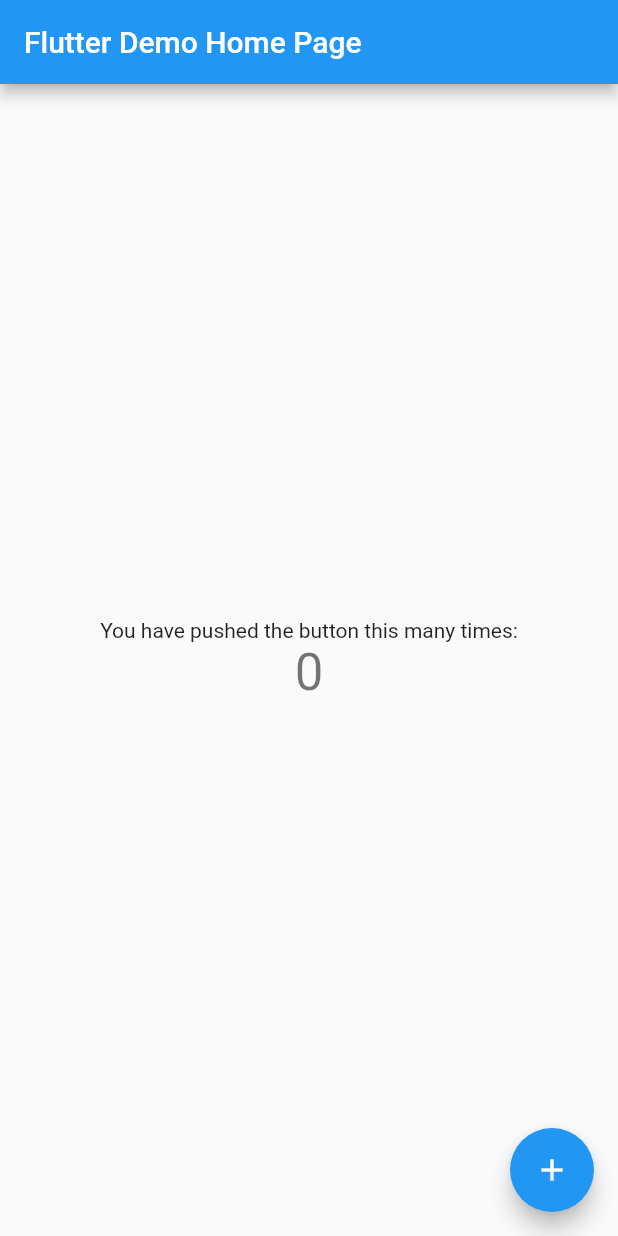
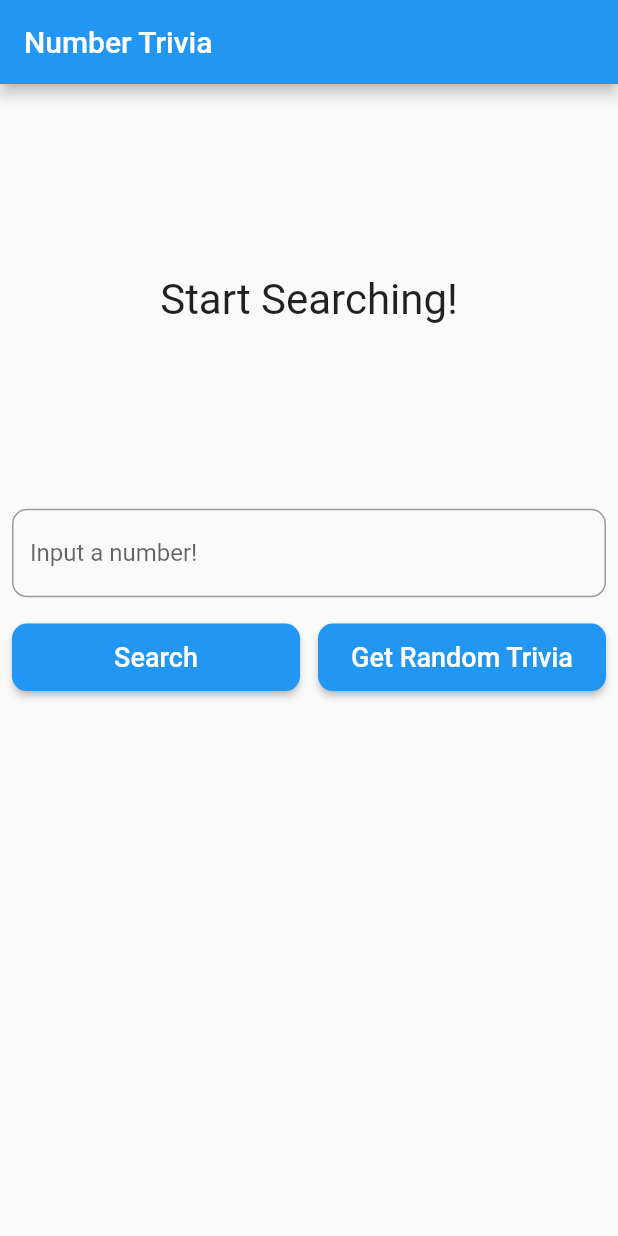
Before and after one commit to pratikpwr/NumberTrivia, a Flutter app: the screen it shows after launch, on a phone screen of 412 x 824 dp. Run offline on Flutter 3.47's test engine with Material 2 defaults, Android fonts, the phone set to English and light mode, and no system bars; our stand-ins replace bloc, dartz, equatable, flutter_bloc, get_it, internet_connection_checker and 1 more.

Commit message:
presentation layer : complete, vid: 14

```diff
--- a/lib/features/number_trivia/presentation/bloc/number_trivia_bloc.dart
+++ b/lib/features/number_trivia/presentation/bloc/number_trivia_bloc.dart
@@ -35,8 +35,11 @@ class NumberTriviaBloc extends Bloc<NumberTriviaEvent, NumberTriviaState> {
     GetTriviaForConcreteNumber event,
     Emitter<NumberTriviaState> emit,
   ) {
+    if (event.numberString == null) {
+      emit(const Error(message: invalidInput));
+    }
     final inputEither =
-        inputConvertor.stringToUnsignedInteger(event.numberString);
+        inputConvertor.stringToUnsignedInteger(event.numberString!);
 
     inputEither.fold(
       (failure) => emit(const Error(message: invalidInput)),
--- a/lib/features/number_trivia/presentation/bloc/number_trivia_event.dart
+++ b/lib/features/number_trivia/presentation/bloc/number_trivia_event.dart
@@ -5,7 +5,7 @@ abstract class NumberTriviaEvent extends Equatable {
 }
 
 class GetTriviaForConcreteNumber extends NumberTriviaEvent {
-  final String numberString;
+  final String? numberString;
 
   const GetTriviaForConcreteNumber(this.numberString);
 
--- /dev/null
+++ b/lib/features/number_trivia/presentation/screens/number_trivia_screen.dart
@@ -0,0 +1,55 @@
+import 'package:flutter/material.dart';
+import 'package:flutter_bloc/flutter_bloc.dart';
+import '../widgets/widgets.dart';
+import '../bloc/number_trivia_bloc.dart';
+import 'package:numtrivia/injection_container.dart';
+
+class NumberTriviaScreen extends StatefulWidget {
+  const NumberTriviaScreen({Key? key}) : super(key: key);
+
+  @override
+  _NumberTriviaScreenState createState() => _NumberTriviaScreenState();
+}
+
+class _NumberTriviaScreenState extends State<NumberTriviaScreen> {
+  @override
+  Widget build(BuildContext context) {
+    return Scaffold(
+      appBar: AppBar(
+        title: const Text('Number Trivia'),
+      ),
+      body: SingleChildScrollView(
+          child: BlocProvider<NumberTriviaBloc>(
+        create: (ctx) => sl<NumberTriviaBloc>(),
+        child: Center(
+            child: Padding(
+                padding: const EdgeInsets.all(8),
+                child: Column(
+                  children: [
+                    const SizedBox(height: 12),
+                    BlocBuilder<NumberTriviaBloc, NumberTriviaState>(
+                        builder: (context, state) {
+                      if (state is Empty) {
+                        return const MessageWidget(title: 'Start Searching!');
+                      } else if (state is Loading) {
+                        return const LoadingWidget();
+                      } else if (state is Success) {
+                        return TriviaWidget(trivia: state.trivia);
+                      } else if (state is Error) {
+                        return MessageWidget(title: state.message);
+                      }
+                      return SizedBox(
+                        height: MediaQuery.of(context).size.height / 3,
+                        child: const Placeholder(),
+                      );
+                    }),
+                    const SizedBox(height: 16),
+                    BlocProvider<NumberTriviaBloc>(
+                        create: (ctx) => sl<NumberTriviaBloc>(),
+                        child: const TriviaControls())
+                  ],
+                ))),
+      )),
+    );
+  }
+}
--- /dev/null
+++ b/lib/features/number_trivia/presentation/widgets/custom_button.dart
@@ -0,0 +1,26 @@
+import 'package:flutter/material.dart';
+
+class CustomButton extends StatelessWidget {
+  const CustomButton({Key? key, required this.title, required this.onTap})
+      : super(key: key);
+  final String title;
+  final VoidCallback onTap;
+
+  @override
+  Widget build(BuildContext context) {
+    return Container(
+        margin: const EdgeInsets.symmetric(vertical: 8),
+        child: ElevatedButton(
+          style: ElevatedButton.styleFrom(
+              shape: RoundedRectangleBorder(
+                  borderRadius: BorderRadius.circular(10)),
+              padding:
+                  const EdgeInsets.symmetric(horizontal: 12, vertical: 12)),
+          onPressed: onTap,
+          child: Text(
+            title,
+            style: const TextStyle(fontSize: 18),
+          ),
+        ));
+  }
+}
--- /dev/null
+++ b/lib/features/number_trivia/presentation/widgets/message_widget.dart
@@ -0,0 +1,20 @@
+import 'package:flutter/material.dart';
+
+class MessageWidget extends StatelessWidget {
+  const MessageWidget({Key? key, required this.title}) : super(key: key);
+  final String title;
+
+  @override
+  Widget build(BuildContext context) {
+    return SizedBox(
+        height: MediaQuery.of(context).size.height * 0.3,
+        child: Center(
+            child: SingleChildScrollView(
+          child: Text(
+            title,
+            style: const TextStyle(fontSize: 28),
+            textAlign: TextAlign.center,
+          ),
+        )));
+  }
+}
--- /dev/null
+++ b/lib/features/number_trivia/presentation/widgets/trivia_controls.dart
@@ -0,0 +1,60 @@
+import 'package:flutter/material.dart';
+import 'package:flutter_bloc/flutter_bloc.dart';
+import 'package:numtrivia/features/number_trivia/presentation/bloc/number_trivia_bloc.dart';
+import 'package:numtrivia/features/number_trivia/presentation/widgets/widgets.dart';
+
+class TriviaControls extends StatefulWidget {
+  const TriviaControls({Key? key}) : super(key: key);
+
+  @override
+  _TriviaControlsState createState() => _TriviaControlsState();
+}
+
+class _TriviaControlsState extends State<TriviaControls> {
+  final controller = TextEditingController();
+
+  @override
+  Widget build(BuildContext context) {
+    return Column(
+      children: [
+        TextField(
+          controller: controller,
+          keyboardType: TextInputType.number,
+          onSubmitted: (_) {
+            _dispatchConcrete();
+          },
+          decoration: InputDecoration(
+              hintText: 'Input a number!',
+              border: OutlineInputBorder(
+                  borderSide: const BorderSide(width: 1.5),
+                  borderRadius: BorderRadius.circular(10))),
+        ),
+        const SizedBox(height: 8),
+        Row(
+          children: [
+            Expanded(
+                child: CustomButton(title: 'Search', onTap: _dispatchConcrete)),
+            const SizedBox(
+              width: 12,
+            ),
+            Expanded(
+              child: CustomButton(
+                  title: 'Get Random Trivia', onTap: _dispatchRandom),
+            ),
+          ],
+        ),
+      ],
+    );
+  }
+
+  void _dispatchConcrete() {
+    BlocProvider.of<NumberTriviaBloc>(context)
+        .add(GetTriviaForConcreteNumber(controller.text));
+    controller.clear();
+  }
+
+  void _dispatchRandom() {
+    BlocProvider.of<NumberTriviaBloc>(context).add(GetTriviaForRandomNumber());
+    controller.clear();
+  }
+}
--- /dev/null
+++ b/lib/features/number_trivia/presentation/widgets/widgets.dart
@@ -0,0 +1,5 @@
+export 'custom_button.dart';
+export 'loading_widget.dart';
+export 'message_widget.dart';
+export 'trivia_controls.dart';
+export 'trivia_widget.dart';
--- a/lib/main.dart
+++ b/lib/main.dart
@@ -1,7 +1,10 @@
 import 'package:flutter/material.dart';
+import 'package:numtrivia/features/number_trivia/presentation/screens/number_trivia_screen.dart';
 import 'injection_container.dart' as di;
 
 void main() async {
+  /* ENSURE ASYNC WILL NOT GENERATE RUNTIME ERROR */
+  WidgetsFlutterBinding.ensureInitialized();
   await di.init();
   runApp(const MyApp());
 }
@@ -9,109 +12,15 @@ void main() async {
 class MyApp extends StatelessWidget {
   const MyApp({Key? key}) : super(key: key);
 
-  // This widget is the root of your application.
   @override
   Widget build(BuildContext context) {
     return MaterialApp(
       title: 'Flutter Demo',
+      debugShowCheckedModeBanner: false,
       theme: ThemeData(
-        // This is the theme of your application.
-        //
-        // Try running your application with "flutter run". You'll see the
-        // application has a blue toolbar. Then, without quitting the app, try
-        // changing the primarySwatch below to Colors.green and then invoke
-        // "hot reload" (press "r" in the console where you ran "flutter run",
-        // or simply save your changes to "hot reload" in a Flutter IDE).
-        // Notice that the counter didn't reset back to zero; the application
-        // is not restarted.
         primarySwatch: Colors.blue,
       ),
-      home: const MyHomePage(title: 'Flutter Demo Home Page'),
+      home:  NumberTriviaScreen(),
     );
   }
 }
-
-class MyHomePage extends StatefulWidget {
-  const MyHomePage({Key? key, required this.title}) : super(key: key);
-
-  // This widget is the home page of your application. It is stateful, meaning
-  // that it has a State object (defined below) that contains fields that affect
-  // how it looks.
-
-  // This class is the configuration for the state. It holds the values (in this
-  // case the title) provided by the parent (in this case the App widget) and
-  // used by the build method of the State. Fields in a Widget subclass are
-  // always marked "final".
-
-  final String title;
-
-  @override
-  State<MyHomePage> createState() => _MyHomePageState();
-}
-
-class _MyHomePageState extends State<MyHomePage> {
-  int _counter = 0;
-
-  void _incrementCounter() {
-    setState(() {
-      // This call to setState tells the Flutter framework that something has
-      // changed in this State, which causes it to rerun the build method below
-      // so that the display can reflect the updated values. If we changed
-      // _counter without calling setState(), then the build method would not be
-      // called again, and so nothing would appear to happen.
-      _counter++;
-    });
-  }
-
-  @override
-  Widget build(BuildContext context) {
-    // This method is rerun every time setState is called, for instance as done
-    // by the _incrementCounter method above.
-    //
-    // The Flutter framework has been optimized to make rerunning build methods
-    // fast, so that you can just rebuild anything that needs updating rather
-    // than having to individually change instances of widgets.
-    return Scaffold(
-      appBar: AppBar(
-        // Here we take the value from the MyHomePage object that was created by
-        // the App.build method, and use it to set our appbar title.
-        title: Text(widget.title),
-      ),
-      body: Center(
-        // Center is a layout widget. It takes a single child and positions it
-        // in the middle of the parent.
-        child: Column(
-          // Column is also a layout widget. It takes a list of children and
-          // arranges them vertically. By default, it sizes itself to fit its
-          // children horizontally, and tries to be as tall as its parent.
-          //
-          // Invoke "debug painting" (press "p" in the console, choose the
-          // "Toggle Debug Paint" action from the Flutter Inspector in Android
-          // Studio, or the "Toggle Debug Paint" command in Visual Studio Code)
-          // to see the wireframe for each widget.
-          //
-          // Column has various properties to control how it sizes itself and
-          // how it positions its children. Here we use mainAxisAlignment to
-          // center the children vertically; the main axis here is the vertical
-          // axis because Columns are vertical (the cross axis would be
-          // horizontal).
-          mainAxisAlignment: MainAxisAlignment.center,
-          children: <Widget>[
-            const Text(
-              'You have pushed the button this many times:',
-            ),
-            Text(
-              '$_counter',
-              style: Theme.of(context).textTheme.headline4,
-            ),
-          ],
-        ),
-      ),
-      floatingActionButton: FloatingActionButton(
-        onPressed: _incrementCounter,
-        tooltip: 'Increment',
-        child: const Icon(Icons.add),
-      ), // This trailing comma makes auto-formatting nicer for build methods.
-    );
-  }
-}
```
Also changed, not shown: lib/features/number_trivia/presentation/widgets/loading_widget.dart (added, +13 -0 lines), lib/features/number_trivia/presentation/widgets/trivia_widget.dart (added, +29 -0 lines), lib/injection_container.dart (+5 -3 lines).
